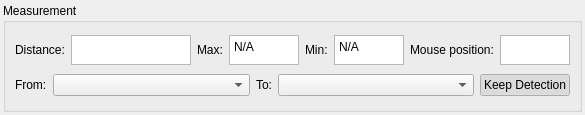
Qt form core/panel/run_Measurement.ui (KmolYuan/Pyslvs-UI) before a commit.
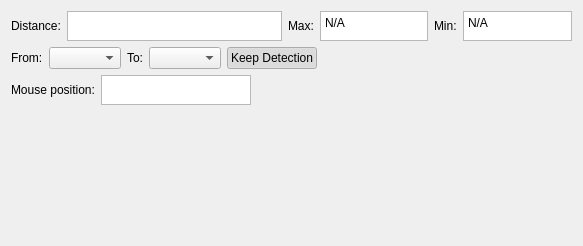
The same form after that commit.

Commit message: Panel open to a new tab, not at bottom of the canvas.

Patch:
```diff
--- a/core/panel/run_Measurement.ui
+++ b/core/panel/run_Measurement.ui
@@ -6,8 +6,8 @@
    <rect>
     <x>0</x>
     <y>0</y>
-    <width>585</width>
-    <height>115</height>
+    <width>583</width>
+    <height>246</height>
    </rect>
   </property>
   <property name="sizePolicy">
@@ -16,36 +16,12 @@
     <verstretch>0</verstretch>
    </sizepolicy>
   </property>
-  <property name="maximumSize">
-   <size>
-    <width>16777215</width>
-    <height>115</height>
-   </size>
-  </property>
   <property name="mouseTracking">
    <bool>false</bool>
   </property>
   <property name="windowTitle">
    <string>Form</string>
   </property>
-  <layout class="QHBoxLayout" name="horizontalLayout">
-   <property name="leftMargin">
-    <number>3</number>
-   </property>
-   <property name="topMargin">
-    <number>3</number>
-   </property>
-   <property name="rightMargin">
-    <number>3</number>
-   </property>
-   <property name="bottomMargin">
-    <number>3</number>
-   </property>
-   <item>
-    <widget class="QGroupBox" name="groupBox">
-     <property name="title">
-      <string>Measurement</string>
-     </property>
      <layout class="QVBoxLayout" name="verticalLayout">
       <item>
        <layout class="QHBoxLayout" name="horizontalLayout_3">
@@ -169,39 +145,17 @@
          </widget>
         </item>
         <item>
-         <widget class="QLabel" name="label">
-          <property name="sizePolicy">
-           <sizepolicy hsizetype="Fixed" vsizetype="Preferred">
-            <horstretch>0</horstretch>
-            <verstretch>0</verstretch>
-           </sizepolicy>
-          </property>
-          <property name="text">
-           <string>Mouse position:</string>
-          </property>
-         </widget>
-        </item>
-        <item>
-         <widget class="QTextBrowser" name="Mouse">
-          <property name="sizePolicy">
-           <sizepolicy hsizetype="Expanding" vsizetype="Fixed">
-            <horstretch>0</horstretch>
-            <verstretch>0</verstretch>
-           </sizepolicy>
-          </property>
-          <property name="maximumSize">
+      <spacer name="horizontalSpacer_2">
+       <property name="orientation">
+        <enum>Qt::Horizontal</enum>
+       </property>
+       <property name="sizeHint" stdset="0">
            <size>
-            <width>150</width>
-            <height>30</height>
-           </size>
-          </property>
-          <property name="verticalScrollBarPolicy">
-           <enum>Qt::ScrollBarAlwaysOff</enum>
-          </property>
-          <property name="horizontalScrollBarPolicy">
-           <enum>Qt::ScrollBarAlwaysOff</enum>
-          </property>
-         </widget>
+         <width>40</width>
+         <height>20</height>
+        </size>
+       </property>
+      </spacer>
         </item>
        </layout>
       </item>
@@ -258,10 +212,85 @@
           </property>
          </widget>
         </item>
-       </layout>
-      </item>
-     </layout>
-    </widget>
+     <item>
+      <spacer name="horizontalSpacer_3">
+       <property name="orientation">
+        <enum>Qt::Horizontal</enum>
+       </property>
+       <property name="sizeHint" stdset="0">
+        <size>
+         <width>40</width>
+         <height>20</height>
+        </size>
+       </property>
+      </spacer>
+     </item>
+    </layout>
+   </item>
+   <item>
+    <layout class="QHBoxLayout" name="horizontalLayout">
+     <item>
+      <widget class="QLabel" name="label">
+       <property name="sizePolicy">
+        <sizepolicy hsizetype="Fixed" vsizetype="Preferred">
+         <horstretch>0</horstretch>
+         <verstretch>0</verstretch>
+        </sizepolicy>
+       </property>
+       <property name="text">
+        <string>Mouse position:</string>
+       </property>
+      </widget>
+     </item>
+     <item>
+      <widget class="QTextBrowser" name="Mouse">
+       <property name="sizePolicy">
+        <sizepolicy hsizetype="Expanding" vsizetype="Fixed">
+         <horstretch>0</horstretch>
+         <verstretch>0</verstretch>
+        </sizepolicy>
+       </property>
+       <property name="maximumSize">
+        <size>
+         <width>150</width>
+         <height>30</height>
+        </size>
+       </property>
+       <property name="verticalScrollBarPolicy">
+        <enum>Qt::ScrollBarAlwaysOff</enum>
+       </property>
+       <property name="horizontalScrollBarPolicy">
+        <enum>Qt::ScrollBarAlwaysOff</enum>
+       </property>
+      </widget>
+     </item>
+     <item>
+      <spacer name="horizontalSpacer">
+       <property name="orientation">
+        <enum>Qt::Horizontal</enum>
+       </property>
+       <property name="sizeHint" stdset="0">
+        <size>
+         <width>40</width>
+         <height>20</height>
+        </size>
+       </property>
+      </spacer>
+     </item>
+    </layout>
+   </item>
+   <item>
+    <spacer name="verticalSpacer">
+     <property name="orientation">
+      <enum>Qt::Vertical</enum>
+     </property>
+     <property name="sizeHint" stdset="0">
+      <size>
+       <width>20</width>
+       <height>40</height>
+      </size>
+     </property>
+    </spacer>
    </item>
   </layout>
  </widget>
```
Lines whose indentation alone changed are shown as unchanged. The commit also changes 29 other files.
